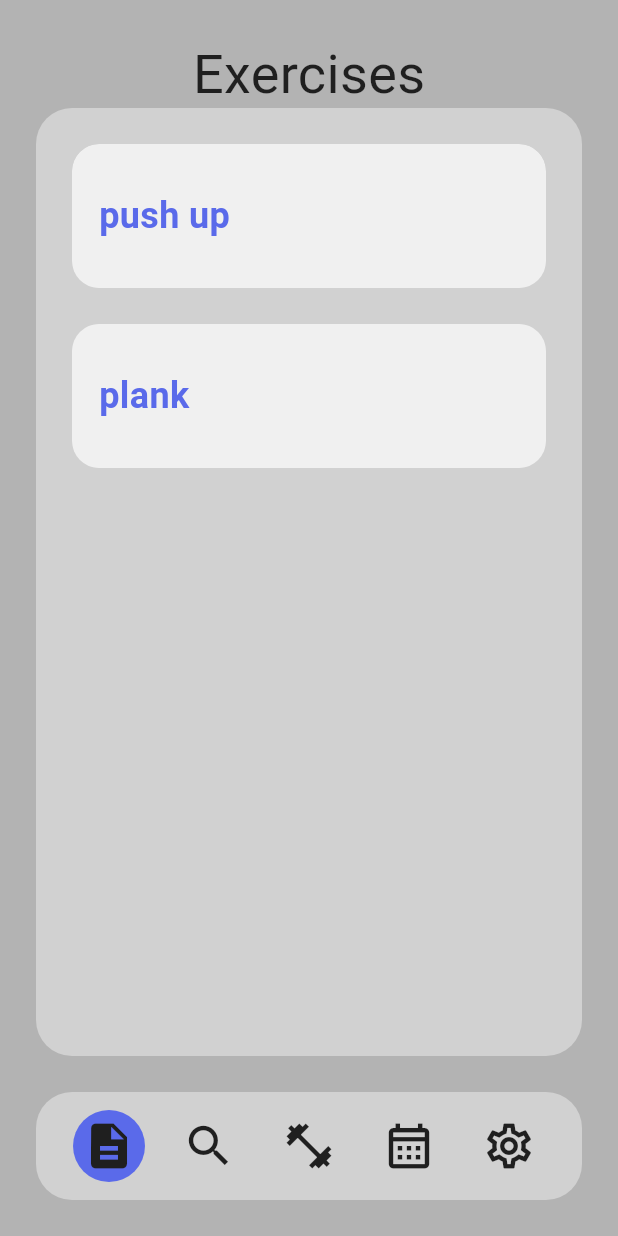
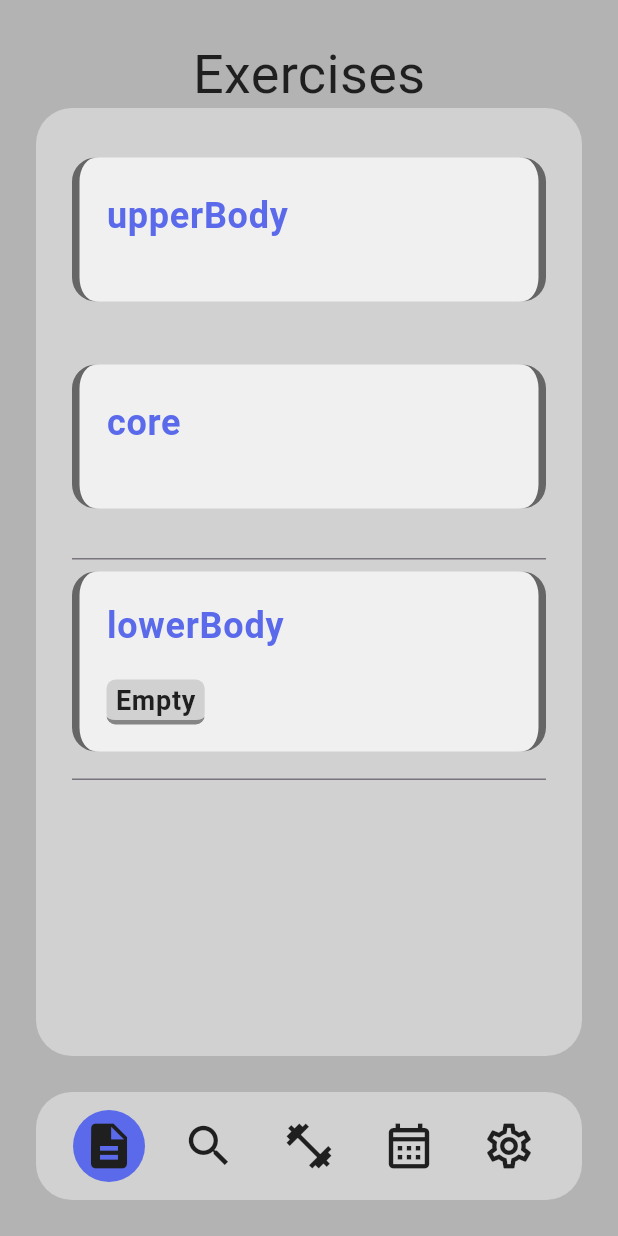
Before and after one commit to BanBanh/fit-flow, a Flutter app: the screen it shows after launch, on a phone screen of 412 x 824 dp. Run offline on Flutter 3.47's test engine with Material 3 defaults, Android fonts, the phone set to English and light mode, and no system bars; our stand-ins replace firebase_auth, firebase_core, firebase_database, hive, hive_flutter; accounts and stored records are empty.

Commit message:
improve CListItem and CListItemItem
reverted back to use model instead of just map for data

lots of progress in exercises page

```diff
--- /dev/null
+++ b/lib/data/model/exercise.dart
@@ -0,0 +1,112 @@
+// ignore_for_file: public_member_api_docs, sort_constructors_first
+enum Category { upperBody, core, lowerBody }
+
+class Exercise {
+  final String name;
+  final String notes;
+  final Date? lastPerformed;
+  final WorkOut? personalRecord;
+  final bool isFavorite;
+  final Category? category;
+
+  Exercise({
+    required this.name,
+    this.notes = '',
+    this.lastPerformed,
+    this.personalRecord,
+    this.isFavorite = false,
+    this.category,
+  });
+}
+
+class History {
+  final Date date;
+  final List<WorkOut> workOutList;
+
+  History({required this.date, required this.workOutList});
+}
+
+class WorkOut {
+  final String exerciseName;
+  final int? rep;
+  final int? set;
+  final Time? time;
+
+  WorkOut({required this.exerciseName, this.rep, this.set, this.time});
+}
+
+class Date {
+  final int day;
+  final int month;
+  final int year;
+
+  // Month names
+  static const List<String> monthNames = [
+    'January',
+    'February',
+    'March',
+    'April',
+    'May',
+    'June',
+    'July',
+    'August',
+    'September',
+    'October',
+    'November',
+    'December',
+  ];
+
+  Date({required this.day, required this.month, required this.year}) {
+    if (year < 1) throw ArgumentError('Year must be positive');
+    if (month < 1 || month > 12) throw ArgumentError('Month must be 1-12');
+    if (day < 1 || day > _daysInMonth(month, year)) {
+      throw ArgumentError('Invalid day for month/year');
+    }
+  }
+  // Factory constructor for current date
+  factory Date.now([int difDay = 0, int difMonth = 0, int difYear = 0]) {
+    final now = DateTime.now();
+    return Date(
+      day: now.day - (difDay),
+      month: now.month - (difMonth),
+      year: now.year - (difYear),
+    );
+  }
+
+  // You can also add other useful factory constructors
+  factory Date.fromDateTime(DateTime dateTime) {
+    return Date(day: dateTime.day, month: dateTime.month, year: dateTime.year);
+  }
+
+  @override
+  String toString() {
+    final String dayStr = day.toString().padLeft(2, '0');
+    return '$dayStr ${monthNames[month - 1]} $year';
+  }
+
+  // Helper methods
+  static int _daysInMonth(int month, int year) {
+    if (month == 2) return _isLeapYear(year) ? 29 : 28;
+    const daysInMonth = [0, 31, 0, 31, 30, 31, 30, 31, 31, 30, 31, 30, 31];
+    return daysInMonth[month];
+  }
+
+  static bool _isLeapYear(int year) {
+    return (year % 4 == 0) && ((year % 100 != 0) || (year % 400 == 0));
+  }
+}
+
+class Time {
+  final int second;
+
+  Time({this.second = 0});
+
+  @override
+  String toString() {
+    final int second60 = (second % 60);
+    final int minute = ((second - second60) / 60).ceil();
+    final int minute60 = (minute % 60);
+
+    return '$second60 s $minute60 m';
+  }
+}
--- a/lib/data/test.dart
+++ b/lib/data/test.dart
@@ -1,22 +1,11 @@
+import 'package:fit_flow/data/model/exercise.dart';
 import 'package:flutter/material.dart';
 
-Map<String, Map<String, dynamic>> exercises = {
-  'push up': {
-    'notes': '',
-    'lastPerformed': '10 07 2025',
-    'personalRecord': {'rep': 8, 'set': 3, 'weight': 'body weight'},
-    'isFavorite': false,
-    'category': 'Upper Body',
-  },
-  'plank': {
-    'notes': '',
-    'lastPerformed': '20 06 2025',
-    'personalRecord': {'second': 60},
-    'isFavorite': false,
-    'category': '',
-    'targetedMuscle': '',
-  },
-};
+List<Exercise> exercisesTest = [
+  Exercise(name: 'Plank', notes: '', category: Category.core),
+  Exercise(name: 'Plank1', notes: '', category: Category.upperBody),
+  Exercise(name: 'Push Up', notes: '', category: Category.upperBody),
+]..sort((a, b) => a.name.toUpperCase().compareTo(b.name.toUpperCase()));
 
 Map history = {
   '10 07 2025': {
--- a/lib/main.dart
+++ b/lib/main.dart
@@ -31,10 +31,6 @@ class _MyAppState extends State<MyApp> {
         return MaterialApp(
           debugShowCheckedModeBanner: false,
           home: MainScreen(),
-          // home: Scaffold(
-          //   appBar: AppBar(backgroundColor: Colors.green, title: Text('title')),
-          //   body: Center(child: Text('data')),
-          // ),
         );
       },
     );
--- a/lib/screens/page/exercises_page.dart
+++ b/lib/screens/page/exercises_page.dart
@@ -1,9 +1,12 @@
-import 'dart:math';
+// ignore_for_file: public_member_api_docs, sort_constructors_first
+import 'package:flutter/material.dart';
 
+import 'package:fit_flow/data/model/exercise.dart';
 import 'package:fit_flow/data/my_decor.dart';
 import 'package:fit_flow/data/test.dart';
 import 'package:fit_flow/widgets/custom_list_item.dart';
-import 'package:flutter/material.dart';
+
+ValueNotifier<bool> exerciseRemoveNotifier = ValueNotifier(false);
 
 class ExercisesPage extends StatefulWidget {
   const ExercisesPage({super.key});
@@ -34,9 +37,21 @@ class _ExercisesPageState extends State<ExercisesPage> {
       child: ClipRRect(
         borderRadius: BorderRadiusGeometry.circular(18),
         child: SingleChildScrollView(
-          child: Column(
-            spacing: 24,
-            children: exercises.keys.map((name) => ExerciseItem(name)).toList(),
+          child: ValueListenableBuilder(
+            valueListenable: exerciseRemoveNotifier,
+            builder: (context, value, child) {
+              return Column(
+                spacing: 24,
+                // children: exercises.indexed
+                //     .map((e) => ExerciseItem(index: e.$1, exercise: e.$2))
+                //     .toList(),
+                children: [
+                  ExerciseList(Category.upperBody),
+                  ExerciseList(Category.core),
+                  ExerciseList(Category.lowerBody),
+                ],
+              );
+            },
           ),
         ),
       ),
@@ -44,9 +59,81 @@ class _ExercisesPageState extends State<ExercisesPage> {
   }
 }
 
+class ExerciseList extends StatefulWidget {
+  const ExerciseList(this.category, {super.key});
+  final Category category;
+  @override
+  State<ExerciseList> createState() => _ExerciseListState();
+}
+
+class _ExerciseListState extends State<ExerciseList> {
+  final ExpansibleController controller = ExpansibleController();
+  @override
+  Widget build(BuildContext context) {
+    final bool isDarkMode = context.themeMode;
+    final Category category = widget.category;
+    final List<(int, Exercise)> exercises = exercisesTest.indexed
+        .where((element) => element.$2.category == category)
+        .toList();
+    final int exercisesLength = exercises.length;
+    return ExpansionTile(
+      controller: controller,
+      tilePadding: EdgeInsets.zero,
+      childrenPadding: EdgeInsets.only(bottom: 10),
+      showTrailingIcon: false,
+      expansionAnimationStyle: AnimationStyle(
+        duration: Duration(milliseconds: 75),
+      ),
+      initiallyExpanded: exercises.isEmpty,
+      enabled: exercises.isNotEmpty,
+      title: CListItem(
+        title: category.name,
+        widgets: exercises.isEmpty ? [CListItemItem(text: 'Empty')] : [],
+        border: Border.symmetric(
+          vertical: BorderSide(
+            width: 5,
+            color: MyDecor(isDarkMode).borderMuted,
+          ),
+        ),
+        verticalBorder: 10,
+      ),
+      children: [
+        Container(
+          decoration: BoxDecoration(
+            borderRadius: BorderRadius.circular(16),
+            color: MyDecor(isDarkMode).bgLight,
+          ),
+          child: Column(
+            mainAxisSize: MainAxisSize.min,
+            children: exercises.indexed
+                .map(
+                  (e) => ExerciseItem(
+                    index0: e.$1,
+                    index1: e.$2.$1,
+                    exercise: e.$2.$2,
+                    exercisesLength: exercisesLength,
+                  ),
+                )
+                .toList(),
+          ),
+        ),
+      ],
+    );
+  }
+}
+
 class ExerciseItem extends StatefulWidget {
-  const ExerciseItem(this.index, {super.key});
-  final String index;
+  const ExerciseItem({
+    super.key,
+    required this.index0,
+    required this.index1,
+    required this.exercisesLength,
+    required this.exercise,
+  });
+  final int index0;
+  final int index1;
+  final int exercisesLength;
+  final Exercise exercise;
 
   @override
   State<ExerciseItem> createState() => _ExerciseItemState();
@@ -54,12 +141,17 @@ class ExerciseItem extends StatefulWidget {
 
 class _ExerciseItemState extends State<ExerciseItem> {
   double dragOffset = 0.0;
-  bool isSwiped = false;
   @override
   Widget build(BuildContext context) {
+    final Exercise exercise = widget.exercise;
+    final int index = widget.index1;
+    final bool isDarkMode = context.themeMode;
     return ClipRRect(
       borderRadius: BorderRadiusGeometry.circular(18),
       child: GestureDetector(
+        onTap: () {
+          // detail page
+        },
         onHorizontalDragUpdate: (details) {
           if (dragOffset + details.delta.dx <= 0 &&
               dragOffset + details.delta.dx > -100) {
@@ -69,14 +161,14 @@ class _ExerciseItemState extends State<ExerciseItem> {
           }
         },
         onHorizontalDragEnd: (details) {
-          print(dragOffset);
+          // print(dragOffset);
           if (dragOffset < -50) {
-            print('trash');
+            // print('trash');
             setState(() => dragOffset = 0);
-            // Swiped enough to show trash
-            setState(() => isSwiped = true);
+            setState(() => exercisesTest.removeAt(index));
+            exerciseRemoveNotifier.value = !exerciseRemoveNotifier.value;
           } else {
-            print('no trash');
+            // print('no trash');
             setState(() => dragOffset = 0); // Reset if not swiped enough
           }
         },
@@ -84,7 +176,7 @@ class _ExerciseItemState extends State<ExerciseItem> {
         child: Stack(
           children: [
             // Red background with trash icon (hidden initially)
-            if (isSwiped || dragOffset < 0)
+            if (dragOffset < 0)
               Positioned.fill(
                 child: AnimatedContainer(
                   duration: Duration(),
@@ -102,7 +194,23 @@ class _ExerciseItemState extends State<ExerciseItem> {
             // The draggable item
             Transform.translate(
               offset: Offset(dragOffset, 0),
-              child: CListItem(title: widget.index),
+              child: CListItem(
+                title: exercise.name,
+                border: Border(
+                  top: widget.index0 == 0
+                      ? BorderSide(width: 5, color: MyDecor(isDarkMode).border)
+                      : BorderSide.none,
+                  bottom: widget.index0 == widget.exercisesLength - 1
+                      ? BorderSide(width: 5, color: MyDecor(isDarkMode).border)
+                      : BorderSide.none,
+                ),
+                widgets: [
+                  CListItemItem(
+                    text:
+                        'Last Performed: ${exercise.lastPerformed != null ? exercise.lastPerformed.toString() : 'Not Yet'}',
+                  ),
+                ],
+              ),
             ),
           ],
         ),
--- a/lib/widgets/custom_list_item.dart
+++ b/lib/widgets/custom_list_item.dart
@@ -10,20 +10,27 @@ class CListItem extends StatelessWidget {
     this.imgPath = '',
     this.iconData,
     this.title = '',
+    this.titleField,
     this.widgets,
     this.imgColor,
+    this.border,
+    this.verticalBorder = 0,
   });
 
   final String imgPath;
   final Color? imgColor;
   final String title;
+  final Widget? titleField;
   final List<Widget>? widgets;
   final IconData? iconData;
+  final BoxBorder? border;
+  final int verticalBorder;
   @override
   Widget build(BuildContext context) {
     final bool isDarkMode = context.themeMode;
 
-    final double screenWidth = MediaQuery.of(context).size.width;
+    final double screenWidth =
+        MediaQuery.of(context).size.width - verticalBorder;
     Color primaryColor = MyDecor(isDarkMode).primaryColor;
     return Container(
       width: screenWidth - 48 - 48,
@@ -31,6 +38,11 @@ class CListItem extends StatelessWidget {
       decoration: BoxDecoration(
         color: MyDecor(isDarkMode).bgLight,
         borderRadius: BorderRadius.circular(16),
+        border:
+            border ??
+            Border(
+              bottom: BorderSide(width: 5, color: MyDecor(isDarkMode).border),
+            ),
       ),
       padding: EdgeInsets.all(18),
       child: Center(
@@ -102,6 +114,16 @@ class CListItem extends StatelessWidget {
                           fontWeight: FontWeight.w600,
                         ),
                       ),
+                    ),
+                  ),
+                if (titleField != null)
+                  SizedBox(
+                    width: imgPath.isNotEmpty || iconData != null
+                        ? screenWidth - 48 - 48 - 18 * 2 - 60 - 18
+                        : screenWidth - 48 - 48 - 18 * 2,
+                    child: SingleChildScrollView(
+                      scrollDirection: Axis.horizontal,
+                      child: titleField,
                     ),
                   ),
               ],
@@ -234,7 +256,7 @@ class CListItemItem extends StatelessWidget {
       decoration: BoxDecoration(
         color: bgC,
         borderRadius: BorderRadius.circular(6),
-        border: Border.all(color: borderC, width: 3),
+        border: Border(bottom: BorderSide(color: borderC, width: 3)),
       ),
       child: Text(
         text,
```
Also changed, not shown: lib/screens/page/setting_page.dart (+7 -4 lines).
